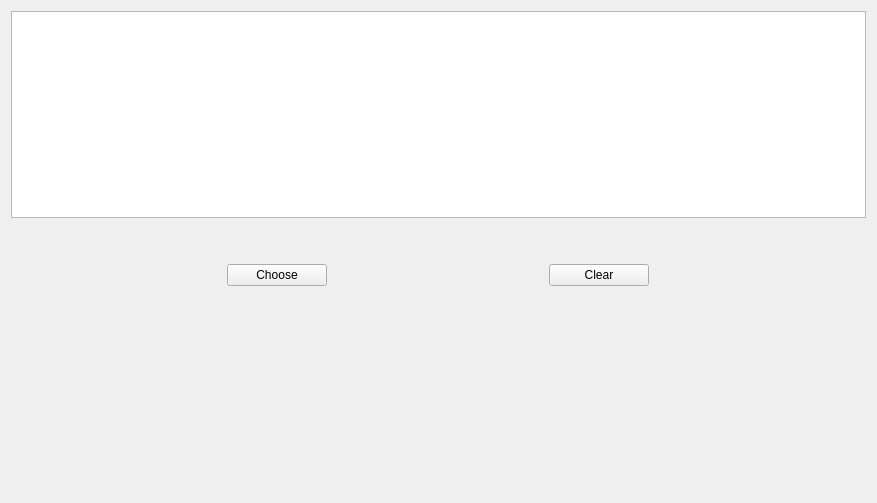
Qt form tools/CEAMSTools/ConvertXMLCompumedics/InputFiles/Ui_InputFiles.ui (SnoozToolbox/snooz-package-ceams) before a commit.
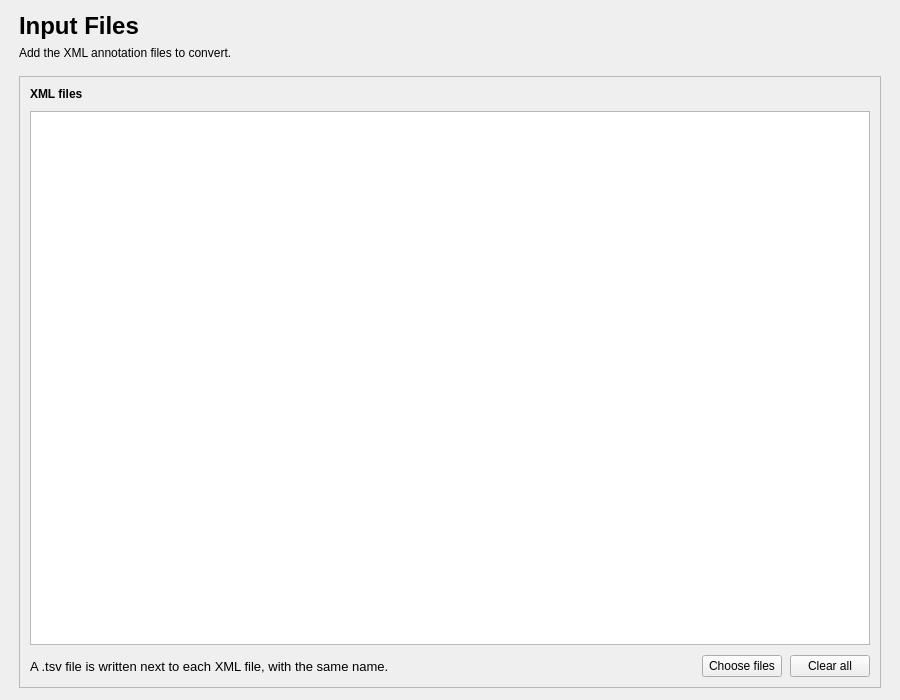
The same form after that commit.

Commit message: Convert Annotations from XML: redesigned pages (tool 2.4.2)

```diff
--- a/tools/CEAMSTools/ConvertXMLCompumedics/InputFiles/Ui_InputFiles.ui
+++ b/tools/CEAMSTools/ConvertXMLCompumedics/InputFiles/Ui_InputFiles.ui
@@ -6,84 +6,150 @@
    <rect>
     <x>0</x>
     <y>0</y>
-    <width>877</width>
-    <height>503</height>
+    <width>900</width>
+    <height>700</height>
    </rect>
   </property>
   <property name="windowTitle">
    <string/>
   </property>
-  <layout class="QHBoxLayout" name="horizontalLayout_2">
+  <layout class="QVBoxLayout" name="verticalLayout">
+   <property name="spacing">
+    <number>16</number>
+   </property>
+   <property name="leftMargin">
+    <number>19</number>
+   </property>
+   <property name="topMargin">
+    <number>12</number>
+   </property>
+   <property name="rightMargin">
+    <number>19</number>
+   </property>
+   <property name="bottomMargin">
+    <number>12</number>
+   </property>
    <item>
-    <layout class="QVBoxLayout" name="verticalLayout">
+    <layout class="QVBoxLayout" name="header_layout">
+     <property name="spacing">
+      <number>6</number>
+     </property>
      <item>
-      <widget class="QTableWidget" name="tableWidget_files">
-       <property name="editTriggers">
-        <set>QAbstractItemView::NoEditTriggers</set>
+      <widget class="QLabel" name="title_label">
+       <property name="font">
+        <font>
+         <pointsize>18</pointsize>
+         <bold>true</bold>
+        </font>
        </property>
+       <property name="text">
+        <string>Input Files</string>
+       </property>
       </widget>
      </item>
      <item>
-      <spacer name="verticalSpacer">
-       <property name="orientation">
-        <enum>Qt::Vertical</enum>
+      <widget class="QLabel" name="subtitle_label">
+       <property name="text">
+        <string>Add the XML annotation files to convert.</string>
        </property>
-       <property name="sizeType">
-        <enum>QSizePolicy::Fixed</enum>
+       <property name="wordWrap">
+        <bool>true</bool>
        </property>
-       <property name="sizeHint" stdset="0">
-        <size>
-         <width>20</width>
-         <height>40</height>
-        </size>
+       <property name="variant" stdset="0">
+        <string notr="true">help</string>
        </property>
-      </spacer>
-     </item>
-     <item>
-      <layout class="QHBoxLayout" name="horizontalLayout">
-       <item>
-        <widget class="QPushButton" name="pushButton_choose">
-         <property name="maximumSize">
-          <size>
-           <width>100</width>
-           <height>16777215</height>
-          </size>
-         </property>
-         <property name="text">
-          <string>Choose</string>
-         </property>
-        </widget>
-       </item>
-       <item>
-        <widget class="QPushButton" name="pushButton_clear">
-         <property name="maximumSize">
-          <size>
-           <width>100</width>
-           <height>16777215</height>
-          </size>
-         </property>
-         <property name="text">
-          <string>Clear</string>
-         </property>
-        </widget>
-       </item>
-      </layout>
-     </item>
-     <item>
-      <spacer name="verticalSpacer_2">
-       <property name="orientation">
-        <enum>Qt::Vertical</enum>
-       </property>
-       <property name="sizeHint" stdset="0">
-        <size>
-         <width>20</width>
-         <height>40</height>
-        </size>
-       </property>
-      </spacer>
+      </widget>
      </item>
     </layout>
    </item>
+   <item>
+    <widget class="QFrame" name="xml_files_card">
+     <property name="frameShape">
+      <enum>QFrame::Shape::StyledPanel</enum>
+     </property>
+     <property name="frameShadow">
+      <enum>QFrame::Shadow::Raised</enum>
+     </property>
+     <layout class="QVBoxLayout" name="xml_files_card_layout">
+      <property name="spacing">
+       <number>10</number>
+      </property>
+      <property name="leftMargin">
+       <number>10</number>
+      </property>
+      <property name="topMargin">
+       <number>10</number>
+      </property>
+      <property name="rightMargin">
+       <number>10</number>
+      </property>
+      <property name="bottomMargin">
+       <number>10</number>
+      </property>
+      <item>
+       <widget class="QLabel" name="xml_files_title_label">
+        <property name="font">
+         <font>
+          <bold>true</bold>
+         </font>
+        </property>
+        <property name="toolTip">
+         <string>The Compumedics Profusion XML annotation files to convert.</string>
+        </property>
+        <property name="text">
+         <string>XML files</string>
+        </property>
+       </widget>
+      </item>
+      <item>
+       <widget class="QTableWidget" name="tableWidget_files">
+        <property name="editTriggers">
+         <set>QAbstractItemView::NoEditTriggers</set>
+        </property>
+       </widget>
+      </item>
+      <item>
+       <layout class="QHBoxLayout" name="xml_files_buttons_layout" stretch="1,0,0">
+        <property name="spacing">
+         <number>8</number>
+        </property>
+        <item>
+         <widget class="QLabel" name="output_help_label">
+          <property name="font">
+           <font>
+            <pointsize>10</pointsize>
+           </font>
+          </property>
+          <property name="text">
+           <string>A .tsv file is written next to each XML file, with the same name.</string>
+          </property>
+          <property name="wordWrap">
+           <bool>true</bool>
+          </property>
+          <property name="variant" stdset="0">
+           <string notr="true">help</string>
+          </property>
+         </widget>
+        </item>
+        <item>
+         <widget class="QPushButton" name="pushButton_choose">
+          <property name="text">
+           <string>Choose files</string>
+          </property>
+         </widget>
+        </item>
+        <item>
+         <widget class="QPushButton" name="pushButton_clear">
+          <property name="text">
+           <string>Clear all</string>
+          </property>
+         </widget>
+        </item>
+       </layout>
+      </item>
+     </layout>
+    </widget>
+   </item>
   </layout>
  </widget>
  <resources>
```
Left out of the diff: 4 changed lines with no effect on the pictures. The commit also changes 6 other files.
